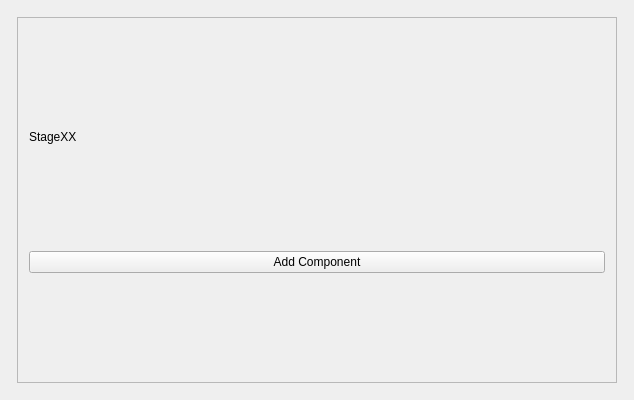
Old version of the form desktop app/project/resources/StageWidget.ui in the repository BenitezDev/GymkhanaCreator.
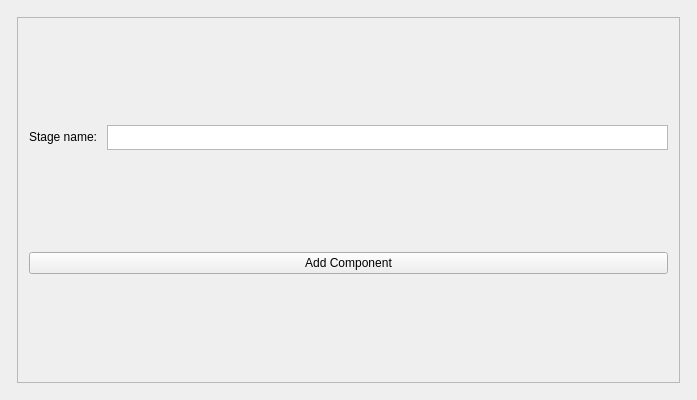
New version of the form.

```diff
--- a/desktop app/project/resources/StageWidget.ui
+++ b/desktop app/project/resources/StageWidget.ui
@@ -6,7 +6,7 @@
    <rect>
     <x>0</x>
     <y>0</y>
-    <width>634</width>
+    <width>697</width>
     <height>400</height>
    </rect>
   </property>
@@ -38,34 +38,44 @@
          <rect>
           <x>0</x>
           <y>0</y>
-          <width>580</width>
+          <width>643</width>
           <height>346</height>
          </rect>
         </property>
         <layout class="QGridLayout" name="gridLayout_2">
-         <item row="1" column="0">
+         <item row="0" column="0">
+          <widget class="QLabel" name="StageLabel">
+           <property name="maximumSize">
+            <size>
+             <width>16777215</width>
+             <height>20</height>
+            </size>
+           </property>
+           <property name="text">
+            <string>Stage name: </string>
+           </property>
+          </widget>
+         </item>
+         <item row="0" column="1">
+          <widget class="QPlainTextEdit" name="StageName">
+           <property name="maximumSize">
+            <size>
+             <width>16777215</width>
+             <height>25</height>
+            </size>
+           </property>
+          </widget>
+         </item>
+         <item row="5" column="0" colspan="2">
           <layout class="QVBoxLayout" name="ComponentLayout"/>
          </item>
-         <item row="2" column="0">
+         <item row="6" column="0" colspan="2">
           <widget class="QPushButton" name="AddComponent">
            <property name="text">
             <string>Add Component</string>
            </property>
           </widget>
          </item>
-         <item row="0" column="0">
-          <widget class="QLabel" name="StageXX">
-           <property name="maximumSize">
-            <size>
-             <width>16777215</width>
-             <height>20</height>
-            </size>
-           </property>
-           <property name="text">
-            <string>StageXX</string>
-           </property>
-          </widget>
-         </item>
         </layout>
        </widget>
       </widget>
```
Left out of the diff: 22 changed lines with no effect on the pictures.
